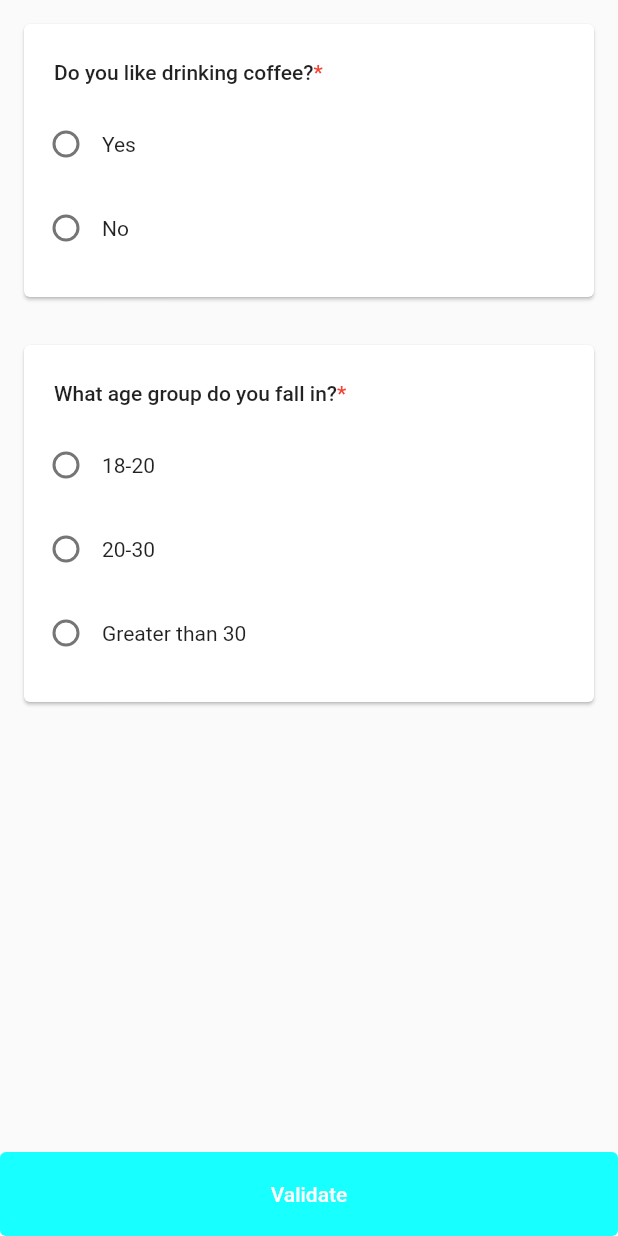
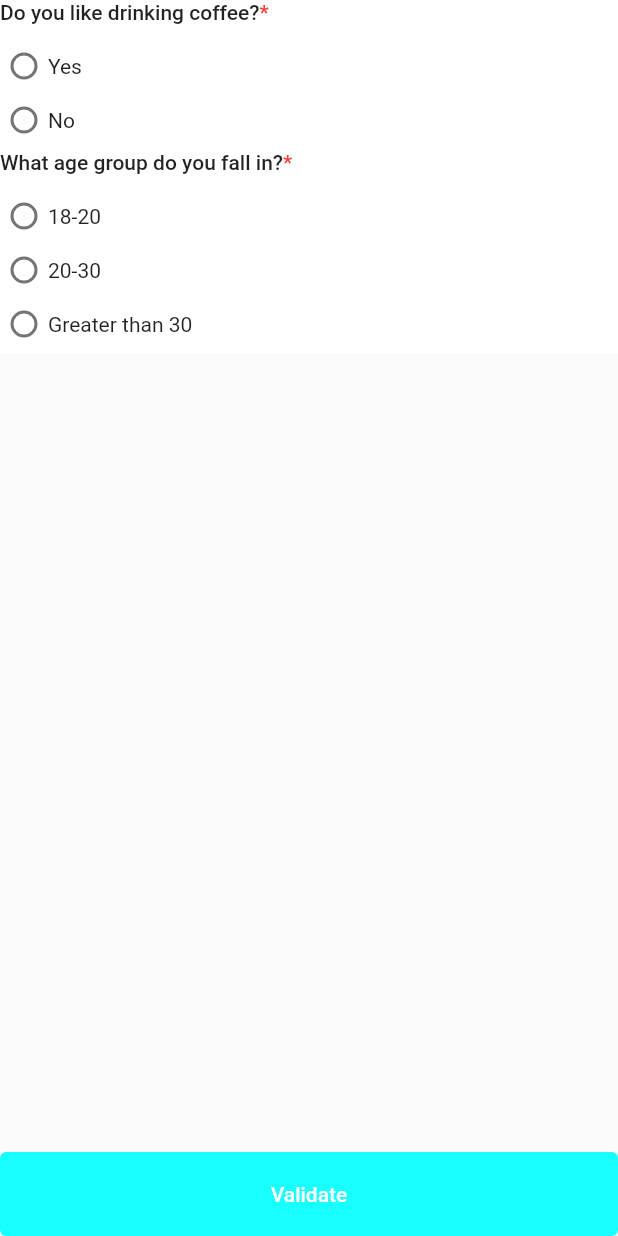
Before and after one commit to Michelphoenix98/flutter_survey, a Flutter app: the screen it shows after launch, on a phone screen of 412 x 824 dp. Run offline on Flutter 3.47's test engine with Material 2 defaults, Android fonts, the phone set to English and light mode, and no system bars; our stand-ins replace equatable; missing offline and left inert: diffutil_sliverlist.

Commit message:
feat: improve view look like

```diff
--- a/lib/src/widgets/answer_choice_widget.dart
+++ b/lib/src/widgets/answer_choice_widget.dart
@@ -75,7 +75,7 @@ class _SingleChoiceAnswerState extends State<SingleChoiceAnswer> {
         crossAxisAlignment: CrossAxisAlignment.start,
         children: widget.question.answerChoices.keys
             .map((answer) => Padding(
-          padding: EdgeInsets.symmetric(vertical: widget.paddingBetweenAnswers),
+          padding: EdgeInsets.only(bottom: widget.paddingBetweenAnswers),
           child: GestureDetector(
             onTap: () {
               setState(() {
@@ -86,6 +86,7 @@ class _SingleChoiceAnswerState extends State<SingleChoiceAnswer> {
             child: Row(
               children: [
                 Radio(
+                    visualDensity: VisualDensity(horizontal: -4, vertical: -4),
                     value: answer,
                     groupValue: _selectedAnswer,
                     onChanged: (value) {
@@ -182,15 +183,27 @@ class _SentenceAnswerState extends State<SentenceAnswer> {
 
   @override
   Widget build(BuildContext context) {
-    return Padding(
-      padding: const EdgeInsets.symmetric(horizontal: 16),
-      child: TextFormField(
+    final borderColor = Color(0xFFD3D3D3);
+    return TextFormField(
+      decoration: InputDecoration(
+        filled: true,
+        fillColor: Color(0xFFFFFFFF),
+        border: OutlineInputBorder(
+            borderSide: BorderSide(color: borderColor)
+        ),
+        focusedBorder: OutlineInputBorder(
+          borderSide: BorderSide(color: borderColor),
+        ),
+        enabledBorder: OutlineInputBorder(
+          borderSide: BorderSide(color: borderColor),
+        ),
+
+      ),
       maxLines: widget.maxLines,
       controller: _textEditingController,
       onChanged: (value) {
         widget.onChange([_textEditingController.text]);
       },
-      ),
     );
   }
 }
--- a/lib/src/widgets/question_card.dart
+++ b/lib/src/widgets/question_card.dart
@@ -40,7 +40,7 @@ class QuestionCard extends StatelessWidget {
         this.answerStyle = null,
         this.maxLines = 1,
         this.paddingBetweenAnswers = 4.0,
-      this.questionPadding = const EdgeInsets.only(top: 24, right: 20, left: 20, bottom: 6),
+        this.questionPadding = const EdgeInsets.only(top: 12, right: 0, left: 0, bottom: 6),
       })
       : super(key: key);
 
@@ -53,9 +53,22 @@ class QuestionCard extends StatelessWidget {
         validator: validator,
         autovalidateMode: autovalidateMode,
         builder: (FormFieldState<List<String>> state) {
-          return Container(
-            margin: const EdgeInsets.symmetric(vertical: 12, horizontal: 12),
-            child: Card(
+          String questionText = question.question;
+          String bracketText = "";
+          final style = questionStyle ?? Theme.of(context).textTheme.bodyText1;
+          final isBracket = RegExp(r'\([^)]*\)').hasMatch(question.question);
+          if (isBracket) {
+            questionText = RegExp(r'(.+?)\s*\(').firstMatch(question.question)?.group(1) ?? "";
+            final match = RegExp(r'\((.*?)\)').firstMatch(question.question);
+            if (null != match) {
+              bracketText = match.group(0) ?? "";
+              questionText = "$questionText ";
+            }
+            print("rsydortest questionText: $questionText, bracket: $bracketText");
+          }
+          return Card(
+            elevation: 0,
+            margin: EdgeInsets.zero,
             child: Column(
               crossAxisAlignment: CrossAxisAlignment.start,
               children: [
@@ -63,20 +76,25 @@ class QuestionCard extends StatelessWidget {
                   padding: questionPadding,
                   child: RichText(
                     text: TextSpan(
-                          text: question.question,
-                          style: questionStyle ?? Theme.of(context).textTheme.bodyText1,
-                          children: question.isMandatory
-                              ? [
-                                  const TextSpan(
+                      text: questionText ?? '',
+                      style: style,
+                      children: [
+                        if (isBracket)
+                          TextSpan(
+                            text: bracketText ?? '',
+                            style: style?.copyWith(fontSize: (style?.fontSize ?? 12.0) - 2.0),
+                          ),
+                        if (question.isMandatory)
+                          TextSpan(
                             text: "*",
-                                      style: TextStyle(color: Colors.red))
-                                ]
-                              : null),
+                            style: TextStyle(color: Colors.red),
+                          ),
+                      ],
+                    ),
                   ),
                 ),
                 Padding(
-                      padding: const EdgeInsets.only(
-                          left: 4, right: 20, top: 6, bottom: 6),
+                    padding: EdgeInsets.only(top: 12),
                     child: AnswerChoiceWidget(
                     paddingBetweenAnswers: paddingBetweenAnswers,
                     answerStyle: answerStyle ?? TextStyle(),
@@ -88,19 +106,11 @@ class QuestionCard extends StatelessWidget {
                       update(value);
                     })),
                 if (state.hasError)
-                    Padding(
-                      padding: const EdgeInsets.symmetric(
-                          horizontal: 16, vertical: 12),
-                      child: Text(
+                  Text(
                     state.errorText!,
                     style: const TextStyle(color: Colors.red),
                   ),
-                    ),
-                  const SizedBox(
-                    height: 12,
-                  )
               ],
-              ),
             ),
           );
         });
--- a/lib/src/widgets/survey.dart
+++ b/lib/src/widgets/survey.dart
@@ -42,7 +42,7 @@ class Survey extends StatefulWidget {
       this.answerStyle = null ,
       this.maxLines = 1,
       this.paddingBetweenAnswers = 4.0,
-      this.questionPadding = const EdgeInsets.only(top: 24, right: 20, left: 20, bottom: 6),
+      this.questionPadding = const EdgeInsets.all(0.0),
       this.bottomWidget,
       this.onInit
       })
@@ -93,9 +93,11 @@ class _SurveyState extends State<Survey> {
       children.add(widget.bottomWidget!);
     }
     return SingleChildScrollView(
-      child: Column(
+      child: Container(
+          color: Color(0xFFFFFFFF),
+          child: Column(
         children: children
-      ),
+      )),
     );
 
 
```
Lines whose indentation alone changed are shown as unchanged.
